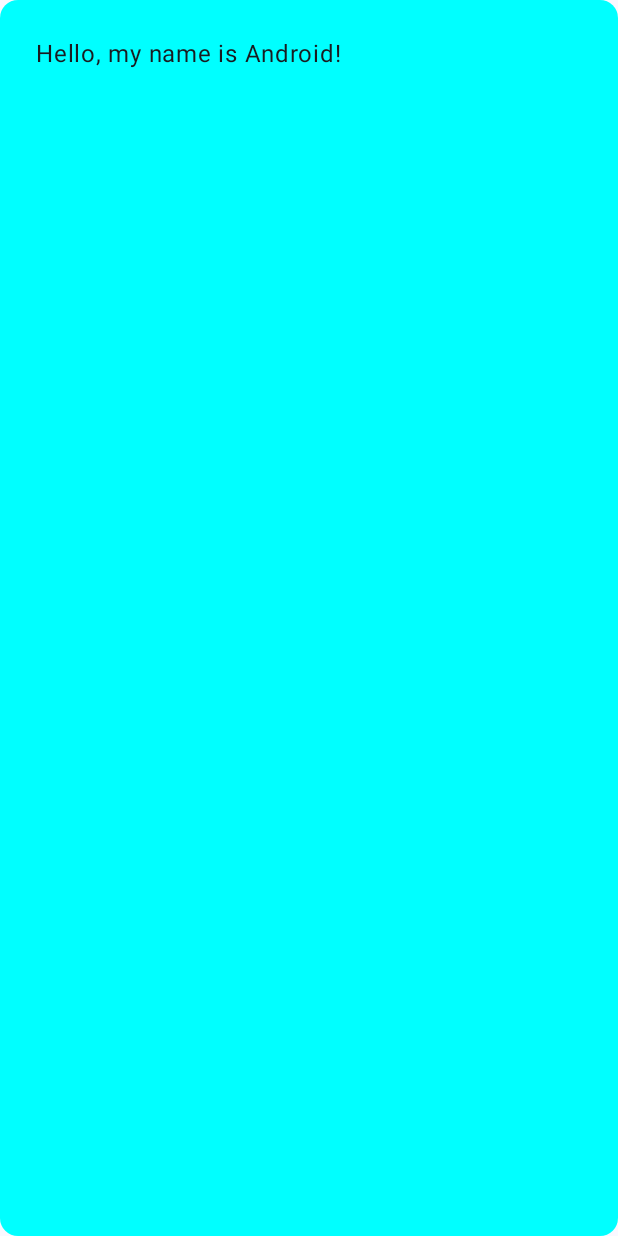
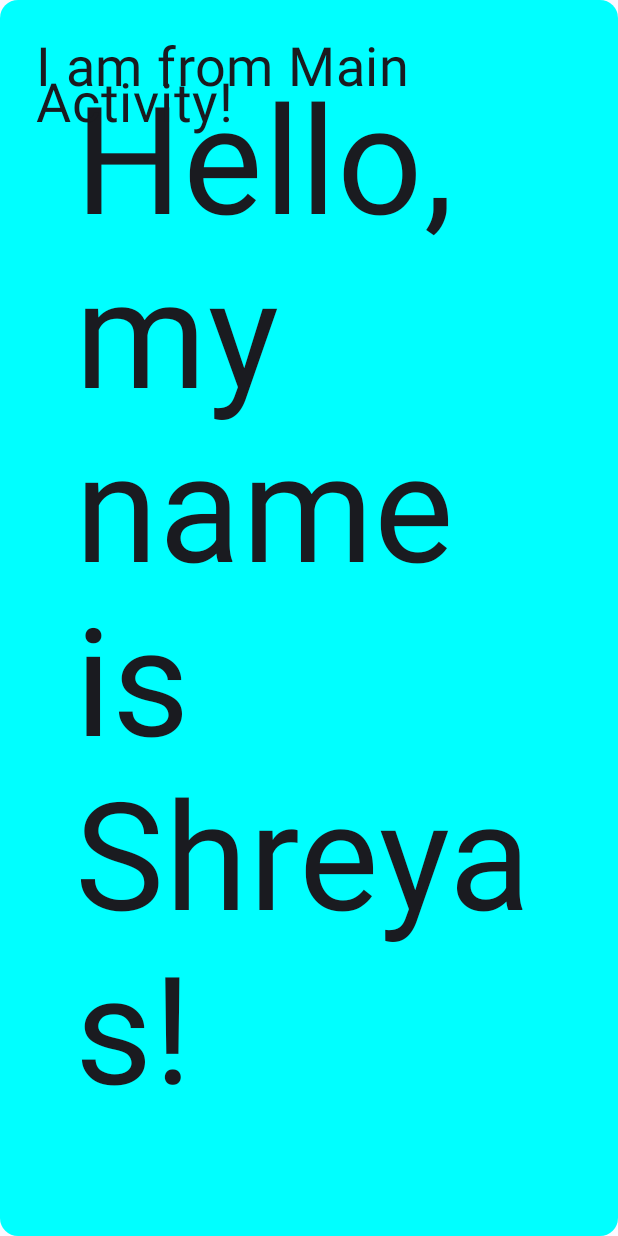
Before and after one commit to PrajwalBBharadwaj/MAS, an Android app built with Jetpack Compose: the screen it shows after launch (MainActivity), on a phone screen of 412 x 824 dp. Before the commit the screen is almost empty. Run offline under Robolectric (Android 15) with nearby library versions, the phone set to English and light mode, and no system bars.

Commit message:
playing around with composable

```diff
--- a/sandbox/app/src/main/java/com/example/myapplication/MainActivity.kt
+++ b/sandbox/app/src/main/java/com/example/myapplication/MainActivity.kt
@@ -15,6 +15,8 @@ import androidx.compose.ui.Modifier
 import androidx.compose.ui.graphics.Color
 import androidx.compose.ui.tooling.preview.Preview
 import com.example.myapplication.ui.theme.MyApplicationTheme
+import androidx.compose.ui.unit.sp
+import androidx.compose.foundation.layout.Row
 
 class MainActivity : ComponentActivity() {
     override fun onCreate(savedInstanceState: Bundle?) {
@@ -23,7 +25,7 @@ class MainActivity : ComponentActivity() {
             MyApplicationTheme {
                 // A surface container using the 'background' color from the theme
                 Surface(modifier = Modifier.fillMaxSize(), color = MaterialTheme.colorScheme.background) {
-                    Greeting("Android")
+                    Greeting("Shreyas", from = "Main Activity")
                 }
             }
         }
@@ -31,11 +33,21 @@ class MainActivity : ComponentActivity() {
 }
 
 @Composable
-fun Greeting(name: String, modifier: Modifier = Modifier) {
+fun Greeting(name: String, from: String, modifier: Modifier = Modifier) {
     Surface(color = Color.Cyan, modifier = modifier, shape = MaterialTheme.shapes.medium
     ) {
         Text(
             text = "Hello, my name is $name!",
+            fontSize = 100.sp,
+            // full size
+            lineHeight = 116.sp,
+            modifier = modifier.padding(50.dp)
+        )
+    }
+    Row {
+        Text(
+            text = "I am from $from!",
+            fontSize = 36.sp,
             modifier = modifier.padding(24.dp)
         )
     }
@@ -45,6 +57,6 @@ fun Greeting(name: String, modifier: Modifier = Modifier) {
 @Composable
 fun GreetingPreview() {
     MyApplicationTheme {
-        Greeting("Shreyas, from Preview")
+        Greeting(name = "Shreyas", from = "Preview")
     }
 }
```
